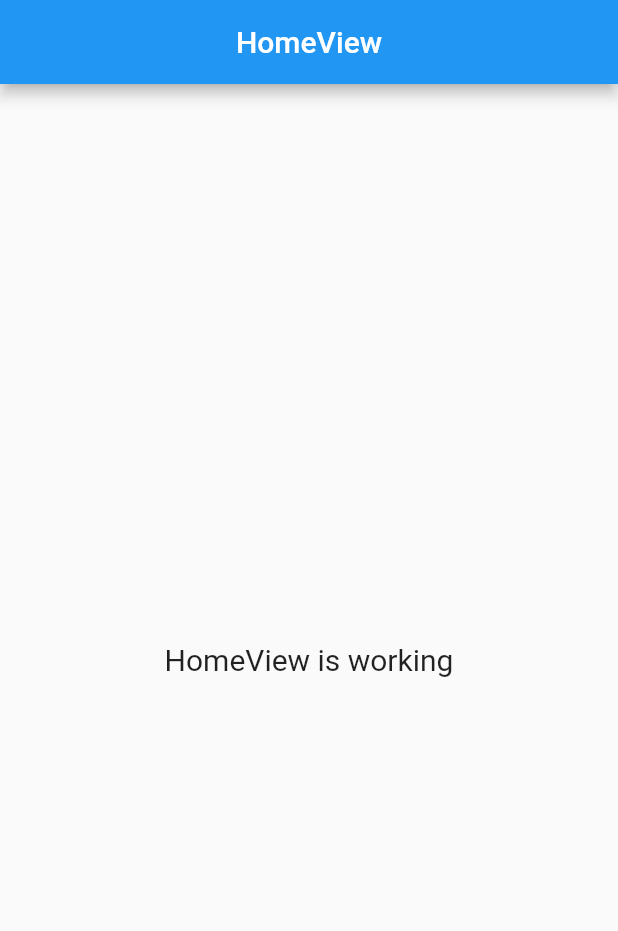
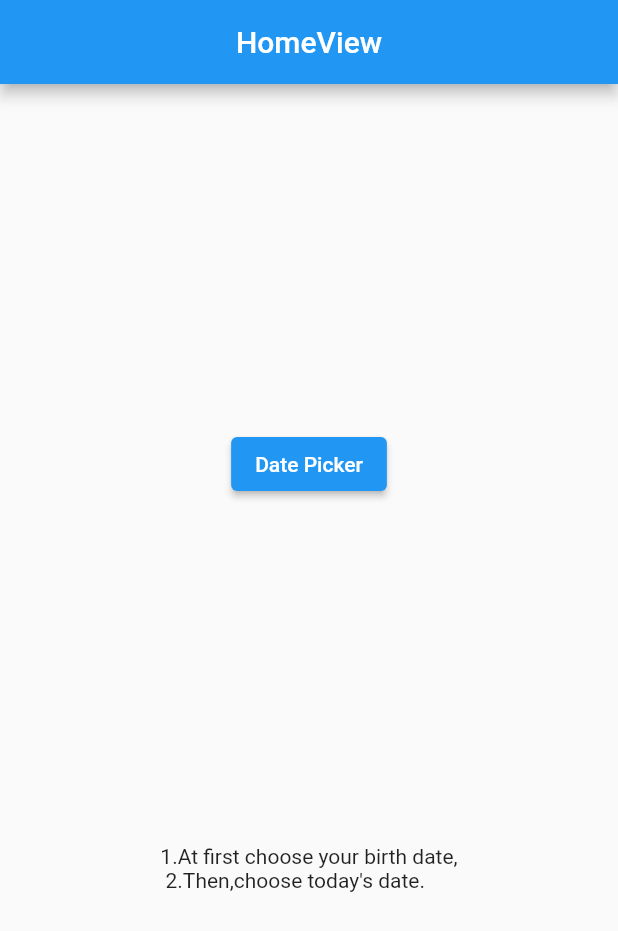
Before and after one commit to CPAD-Gazipur/Age-Calculator, a Flutter app: the screen it shows after launch, on a phone screen of 412 x 824 dp. Shown: the top 931 px of the screen. Run offline on Flutter 3.47's test engine with Material 2 defaults, Android fonts, the phone set to English and light mode, and no system bars; our stand-ins replace get; missing offline and left inert: month_calculator.

Commit message:
initial commit

```diff
--- a/lib/app/modules/home/views/home_view.dart
+++ b/lib/app/modules/home/views/home_view.dart
@@ -1,6 +1,7 @@
 import 'package:flutter/material.dart';
 
 import 'package:get/get.dart';
+import 'package:month_calculator/month_calculator.dart';
 
 import '../controllers/home_controller.dart';
 
@@ -13,11 +14,75 @@ class HomeView extends GetView<HomeController> {
         centerTitle: true,
       ),
       body: Center(
-        child: Text(
-          'HomeView is working',
-          style: TextStyle(fontSize: 20),
-        ),
+        child: DatePickerButtons(),
       ),
     );
   }
 }
+
+class DatePickerButtons extends StatelessWidget {
+  const DatePickerButtons({Key? key}) : super(key: key);
+
+  @override
+  Widget build(BuildContext context) {
+    return Column(
+      mainAxisAlignment: MainAxisAlignment.spaceEvenly,
+      children: [
+        ElevatedButton(
+          onPressed: () {
+            showDatePicker(
+              context: context,
+              initialDate: DateTime.now().add(const Duration(days: 0)),
+              firstDate: DateTime.now().add(const Duration(days: -30000)),
+              lastDate: DateTime.now().add(const Duration(days: 3000)),
+            ).then(
+              (firstDate) {
+                if (firstDate == null) return;
+                showDatePicker(
+                  context: context,
+                  initialDate: firstDate.add(const Duration(days: 1)),
+                  firstDate: firstDate,
+                  lastDate: DateTime.now().add(const Duration(days: 365)),
+                  selectableDayPredicate: (date) {
+                    if (date.isBefore(firstDate)) return false;
+                    return true;
+                  },
+                ).then(
+                  (lastDate) {
+                    if (lastDate == null) return;
+                    final dateRange =
+                        DateTimeRange(start: firstDate, end: lastDate);
+                    showDialog<void>(
+                      context: context,
+                      builder: (context) {
+                        return AlertDialog(
+                          title: const Text("Your Age is :"),
+                          content: Text(
+                            "${MonthCalculator.monthsInRange(dateRange).months} months and ${MonthCalculator.monthsInRange(dateRange).days} days",
+                            style: Theme.of(context).textTheme.headline6,
+                          ),
+                          // actions: <Widget>[
+                          //   ElevatedButton(
+                          //     child: const Text("OK"),
+                          //     onPressed: () {
+                          //       Navigator.of(context).pop();
+                          //     },
+                          //   ),
+                          // ],
+                        );
+                      },
+                    );
+                  },
+                );
+              },
+            );
+          },
+          child: Text(
+            "Date Picker",
+          ),
+        ),
+        Text("1.At first choose your birth date,\n 2.Then,choose today's date.")
+      ],
+    );
+  }
+}
--- a/pubspec.yaml
+++ b/pubspec.yaml
@@ -8,6 +8,7 @@ environment:
 dependencies:
   cupertino_icons: ^1.0.2
   get: 4.6.1
+  month_calculator: ^0.1.4
   flutter:
     sdk: flutter
   get_cli: ^1.7.1
```
Also changed, not shown: pubspec.lock.
